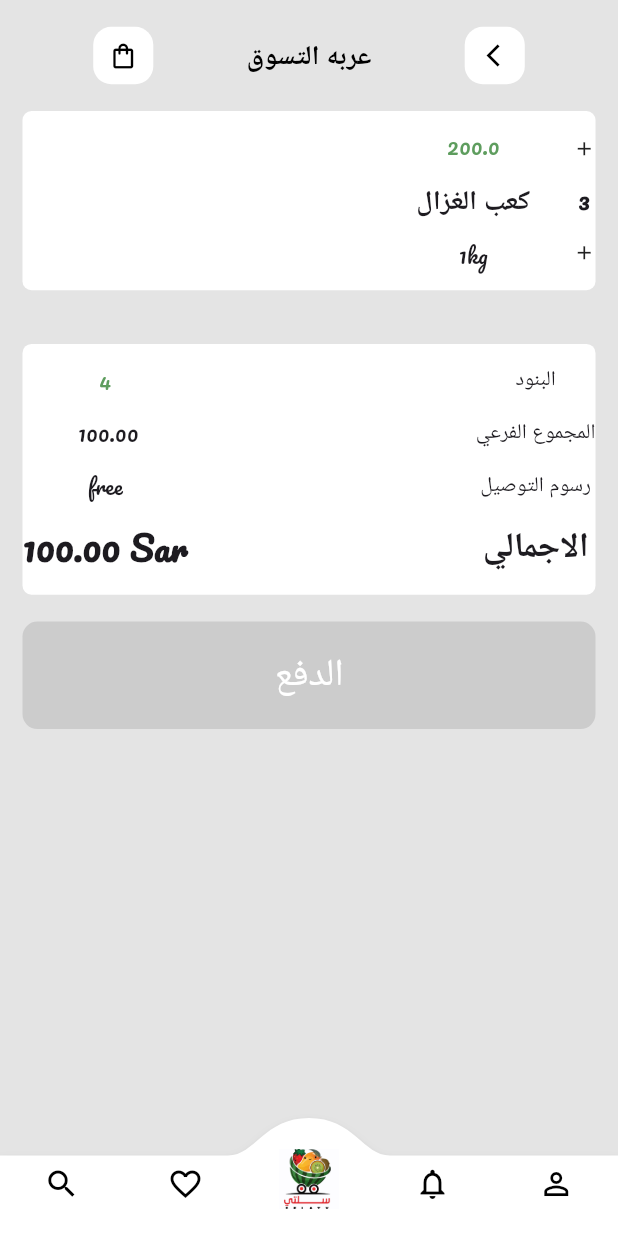
After one commit to AbdelrahmanZeid/SelatyApp, a Flutter app: the EmptyBag screen opened directly, on a phone screen of 412 x 824 dp. The commit adds this screen. Run offline on Flutter 3.47's test engine with Material 3 defaults, Android fonts, the phone set to English and light mode, and no system bars; drawn by our look-alikes of convex_bottom_bar; our stand-ins replace card_swiper, flutter_screenutil, flutter_svg, go_router, intl_phone_field, pin_code_fields and 1 more; missing offline and left inert: dynamic_height_grid_view.

Commit message:
finish empty bag view

```diff
--- a/lib/features/welcome/presentation/views/empty_bag_view.dart
+++ b/lib/features/welcome/presentation/views/empty_bag_view.dart
@@ -0,0 +1,96 @@
+import 'package:convex_bottom_bar/convex_bottom_bar.dart';
+import 'package:flutter/material.dart';
+import 'package:selaty/core/utils/app_assets.dart';
+import 'package:selaty/core/utils/app_color.dart';
+import 'package:selaty/core/utils/app_funcation.dart';
+import 'package:selaty/core/utils/app_size.dart';
+import 'package:selaty/features/welcome/presentation/widgets/category_view_body.dart';
+import 'package:selaty/features/welcome/presentation/widgets/empty_bag_view_body.dart';
+import 'package:selaty/features/welcome/presentation/widgets/favorite_view_body.dart';
+import 'package:selaty/features/welcome/presentation/widgets/notification_view_body.dart';
+import 'package:selaty/features/welcome/presentation/widgets/profile_view_body.dart';
+import 'package:selaty/features/welcome/presentation/widgets/search_view_body.dart';
+
+class EmptyBag extends StatefulWidget {
+  const EmptyBag({super.key});
+
+  @override
+  State<EmptyBag> createState() => _EmptyBagState();
+}
+
+class _EmptyBagState extends State<EmptyBag> {
+  @override
+  void _selectPage(int index) {
+    setState(() {
+      _selectedPageIndex = index;
+    });
+  }
+
+  int _selectedPageIndex = 2;
+
+  List<Widget> viewsList = const [
+    SearchViewBody(),
+    FavoriteViewBody(),
+    EmptyBagViewBody(),
+    NotificationViewBody(),
+    ProfileViewBody(),
+  ];
+  Widget build(BuildContext context) {
+    return SafeArea(
+      child: Scaffold(
+        backgroundColor: AppColor.darkGrey,
+        body: viewsList[_selectedPageIndex],
+        bottomNavigationBar: ConvexAppBar(
+          height: isPortrait(context)
+              ? AppSize.getHeight(
+                  45,
+                )
+              : AppSize.getHeight(
+                 41,
+                ),
+          style: TabStyle.fixed,
+          backgroundColor: Colors.white,
+          items: [
+            TabItem(
+              icon: Icon(
+                Icons.search,
+                color: _selectedPageIndex == 0 ? Colors.green : Colors.black,
+              ),
+              title: isPortrait(context) ? 'Search' : null,
+            ),
+            TabItem(
+              icon: Icon(
+                Icons.favorite_outline,
+                color: _selectedPageIndex == 1 ? Colors.green : Colors.black,
+              ),
+              title: isPortrait(context) ? 'favorite' : null,
+            ),
+            TabItem(
+              icon: Image.asset(
+                Assets.assetsImagesLogo,
+                fit: BoxFit.cover,
+              ),
+              title: isPortrait(context) ? 'Add' : null,
+            ),
+            TabItem(
+              icon: Icon(
+                Icons.notifications_outlined,
+                color: _selectedPageIndex == 3 ? Colors.green : Colors.black,
+              ),
+              title: isPortrait(context) ? 'notification' : null,
+            ),
+            TabItem(
+              icon: Icon(
+                Icons.person_outline,
+                color: _selectedPageIndex == 4 ? Colors.green : Colors.black,
+              ),
+              title: isPortrait(context) ? 'Profile' : null,
+            ),
+          ],
+          initialActiveIndex: 2,
+          onTap: _selectPage,
+        ),
+      ),
+    );
+  }
+}
--- a/lib/features/welcome/presentation/views/welcome_view.dart
+++ b/lib/features/welcome/presentation/views/welcome_view.dart
@@ -3,9 +3,7 @@ import 'package:selaty/core/utils/app_assets.dart';
 import 'package:selaty/core/utils/app_color.dart';
 import 'package:selaty/core/utils/app_funcation.dart';
 import 'package:selaty/core/utils/app_size.dart';
-import 'package:selaty/features/welcome/presentation/widgets/category_portait.dart';
 import 'package:selaty/features/welcome/presentation/widgets/category_view_body.dart';
-import 'package:selaty/features/welcome/presentation/widgets/categoy_land_scape.dart';
 import 'package:convex_bottom_bar/convex_bottom_bar.dart';
 import 'package:selaty/features/welcome/presentation/widgets/favorite_view_body.dart';
 import 'package:selaty/features/welcome/presentation/widgets/notification_view_body.dart';
--- a/lib/features/welcome/presentation/widgets/category_portait.dart
+++ b/lib/features/welcome/presentation/widgets/category_portait.dart
@@ -1,5 +1,4 @@
 import 'package:flutter/material.dart';
-import 'package:selaty/core/utils/app_color.dart';
 import 'package:selaty/core/utils/app_size.dart';
 import 'package:selaty/core/utils/app_strings.dart';
 import 'package:selaty/features/welcome/presentation/widgets/category_grid_view.dart';
--- /dev/null
+++ b/lib/features/welcome/presentation/widgets/empty_bag_view_body.dart
@@ -0,0 +1,152 @@
+import 'package:flutter/material.dart';
+import 'package:selaty/core/utils/app_color.dart';
+import 'package:selaty/core/utils/app_funcation.dart';
+import 'package:selaty/core/utils/app_size.dart';
+import 'package:selaty/features/auth/presentation/widgets/custom_button.dart';
+import 'package:selaty/features/welcome/presentation/widgets/category_view_app_bar.dart';
+import 'package:selaty/features/welcome/presentation/widgets/product.dart';
+
+class EmptyBagViewBody extends StatelessWidget {
+  const EmptyBagViewBody({super.key});
+
+  @override
+  Widget build(BuildContext context) {
+    return SingleChildScrollView(
+      child: Column(
+        children: [
+        isPortrait(context)?  addSpace(
+            15,
+          ):addSpace(
+           8,
+          ),
+          const CategoryViewAppBar(
+            txtColor: Colors.black,
+            title: "عربه التسوق",
+          ),
+
+          isPortrait(context)?  addSpace(
+            15,
+          ):addSpace(
+            8,
+          ),
+          const Product(
+            price: '200.0',
+            title: 'كعب الغزال',
+            weight: '1kg',
+          ),
+          isPortrait(context)?  addSpace(
+            30,
+          ):addSpace(
+            17,
+          ),
+          const TotalPrice(),
+          isPortrait(context)?  addSpace(
+            15,
+          ):addSpace(
+           8,
+          ),
+          Padding(
+            padding:  EdgeInsets.symmetric(
+              horizontal:isPortrait(context)? 15:25
+            ),
+            child: CustomButton(
+              color: AppColor.green,
+              text: "الدفع",
+            ),
+          ),
+           isPortrait(context)?  addSpace(
+            15,
+          ):addSpace(
+           35,
+          ),
+        ],
+      ),
+    );
+  }
+}
+
+class TotalPrice extends StatelessWidget {
+  const TotalPrice({super.key});
+
+  @override
+  Widget build(BuildContext context) {
+    return Padding(
+      padding: EdgeInsets.symmetric(
+       horizontal:isPortrait(context)? 15:25
+      ),
+      child: Container(
+        width: double.infinity,
+        height:isPortrait(context)? AppSize.getHeight(
+          140,
+        ):AppSize.getHeight(
+          100,
+        ),
+        decoration: BoxDecoration(
+          color: Colors.white,
+          borderRadius: BorderRadius.circular(
+            6,
+          ),
+        ),
+        child: Row(
+          mainAxisAlignment: MainAxisAlignment.spaceBetween,
+          children: [
+             Column(
+              mainAxisAlignment: MainAxisAlignment.spaceEvenly,
+              children: [
+             const   Text(
+                  "4",
+                  style: TextStyle(
+                    color: AppColor.green,
+                  ),
+                ),
+             const   Text(
+                  " 100.00",
+                  style: TextStyle(),
+                ),
+             const   Text(
+                  "free",
+                ),
+                Text(
+                  "100.00 Sar",
+                  style: TextStyle(
+                    fontWeight: FontWeight.w700,
+                    fontSize: isPortrait(context)?AppSize.getFontSize(20,):AppSize.getFontSize(10,),
+                  ),
+                ),
+              ],
+            ),
+            addSpace(
+              0,
+              25,
+            ),
+           Column(
+              mainAxisAlignment: MainAxisAlignment.spaceEvenly,
+              children: [
+             const   Text(
+                  "البنود",
+                ),
+              const  Text(
+                  "المجموع الفرعي",
+                  style: TextStyle(),
+                ),
+              const  Text(
+                  "رسوم التوصيل",
+                  style: TextStyle(
+                      // fontWeight: FontWeight.w700,
+                      ),
+                ),
+                Text(
+                  "الاجمالي",
+                  style: TextStyle(
+                    fontWeight: FontWeight.w700,
+                    fontSize: isPortrait(context)?AppSize.getFontSize(20,):AppSize.getFontSize(10,),
+                  ),
+                ),
+              ],
+            ),
+          ],
+        ),
+      ),
+    );
+  }
+}
--- /dev/null
+++ b/lib/features/welcome/presentation/widgets/product.dart
@@ -0,0 +1,103 @@
+import 'package:flutter/material.dart';
+import 'package:selaty/core/utils/app_color.dart';
+import 'package:selaty/core/utils/app_funcation.dart';
+import 'package:selaty/core/utils/app_size.dart';
+
+class Product extends StatelessWidget {
+  const Product(
+      {super.key,
+      required this.price,
+      required this.title,
+      required this.weight});
+  final String price;
+  final String title;
+  final String weight;
+  @override
+  Widget build(BuildContext context) {
+    return Padding(
+      padding:  EdgeInsets.symmetric(
+        horizontal:isPortrait(context)? 15:25,
+      ),
+      child: Dismissible(
+        background: Container(
+          decoration: BoxDecoration(
+            color: AppColor.red,
+            borderRadius: BorderRadius.circular(
+              6,
+            ),
+          ),
+          child: const Icon(
+            Icons.delete,
+            color: Colors.white,
+          ),
+        ),
+        key: const Key(
+          "myKey",
+        ),
+        child: Container(
+          width: double.infinity,
+          height:isPortrait(context)? AppSize.getHeight(
+            100,
+          ):AppSize.getHeight(
+            70,
+          ),
+          decoration: BoxDecoration(
+            color: Colors.white,
+            borderRadius: BorderRadius.circular(
+              6,
+            ),
+          ),
+          child: Row(
+            mainAxisAlignment: MainAxisAlignment.end,
+            children: [
+              Column(
+                mainAxisAlignment: MainAxisAlignment.spaceEvenly,
+                children: [
+                  Text(
+                    price,
+                    style: const TextStyle(
+                      color: AppColor.green,
+                    ),
+                  ),
+                  Text(
+                    title,
+                    style: const TextStyle(
+                      fontSize: 18,
+                      fontWeight: FontWeight.w600,
+                    ),
+                  ),
+                  Text(
+                    weight,
+                  ),
+                ],
+              ),
+              addSpace(
+                0,
+                25,
+              ),
+              const Column(
+                mainAxisAlignment: MainAxisAlignment.spaceEvenly,
+                children: [
+                  Icon(
+                    Icons.add,
+                    size: 15,
+                  ),
+                  Text(
+                    "3",
+                    style: TextStyle(
+                      fontWeight: FontWeight.w700,
+                    ),
+                  ),
+                  Icon(
+                    Icons.add,
+                    size: 15,
+                  ),
+                ],
+              ),
+            ],
+          ),
+        ),
+      ),
+    );
+  }
+}
```
Also changed, not shown: lib/features/welcome/presentation/widgets/total_price.dart (added).
